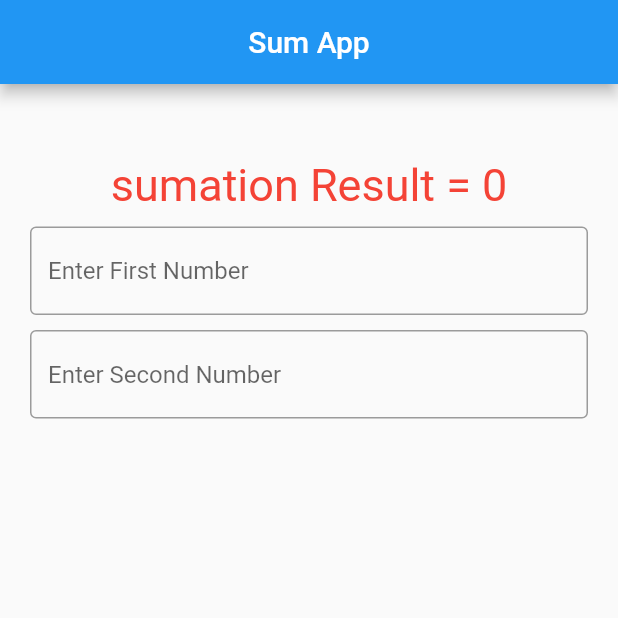
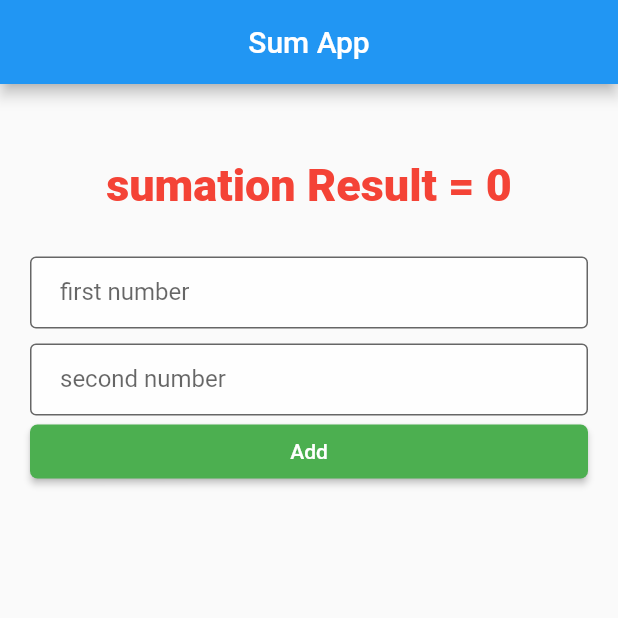
Before and after one commit to khalid063/summation_app, a Flutter app: the screen it shows after launch, on a phone screen of 412 x 824 dp, the top half of it. Run offline on Flutter 3.47's test engine with Material 2 defaults, Android fonts, the phone set to English and light mode, and no system bars.

Commit message:
design done

```diff
--- a/lib/main.dart
+++ b/lib/main.dart
@@ -1,4 +1,5 @@
 import 'package:flutter/material.dart';
+import 'package:summation_add/style.dart';
 
 void main() {
   runApp(MyApp());
@@ -44,24 +45,31 @@ class _HomeScreenState extends State<HomeScreen> {
             children: [
               Text(
                 "sumation Result = $summationResult",
-                style: const TextStyle(
-                  fontSize: 30,
-                  color: Colors.red
-                ),
+                style: myTextStyle(),
+              ),
+              SizedBox(height: 30,),
+              TextField(
+                decoration: myInputDecoration('first number'),
+                // decoration: InputDecoration(
+                //   border: OutlineInputBorder(),
+                //   hintText: 'Enter First Number',
+                // ),
               ),
               SizedBox(height: 10,),
               TextField(
-                decoration: InputDecoration(
-                  border: OutlineInputBorder(),
-                  hintText: 'Enter First Number',
-                ),
+                decoration: myInputDecoration('second number'),
+                // decoration: InputDecoration(
+                //   border: OutlineInputBorder(),
+                //   hintText: 'Enter Second Number',
+                // ),
               ),
-              SizedBox(height: 10,),
-              TextField(
-                decoration: InputDecoration(
-                  border: OutlineInputBorder(),
-                  hintText: 'Enter Second Number',
-                ),
+              Container(
+                width: double.infinity,
+                child: ElevatedButton(
+                  style: myButtonStyle(),
+                    onPressed: (){
+
+                    }, child: Text('Add')),
               )
             ],
           ),
--- /dev/null
+++ b/lib/style.dart
@@ -0,0 +1,29 @@
+import 'package:flutter/material.dart';
+
+InputDecoration myInputDecoration(label){
+  return InputDecoration(
+    contentPadding: EdgeInsets.fromLTRB(20, 10, 20, 10),
+    fillColor: Colors.white70,
+    filled: true,
+    border: OutlineInputBorder(),
+    labelText: label,
+  );
+}
+
+TextStyle myTextStyle(){
+  return TextStyle(
+    fontSize: 30,
+    color: Colors.red,
+    fontWeight: FontWeight.w800
+  );
+}
+
+ButtonStyle myButtonStyle(){
+  return ElevatedButton.styleFrom(
+    padding: EdgeInsets.fromLTRB(20, 10, 20, 10),
+    backgroundColor: Colors.green,
+    shape: RoundedRectangleBorder(
+      borderRadius: BorderRadius.all(Radius.circular(5))
+    )
+  );
+}
```
